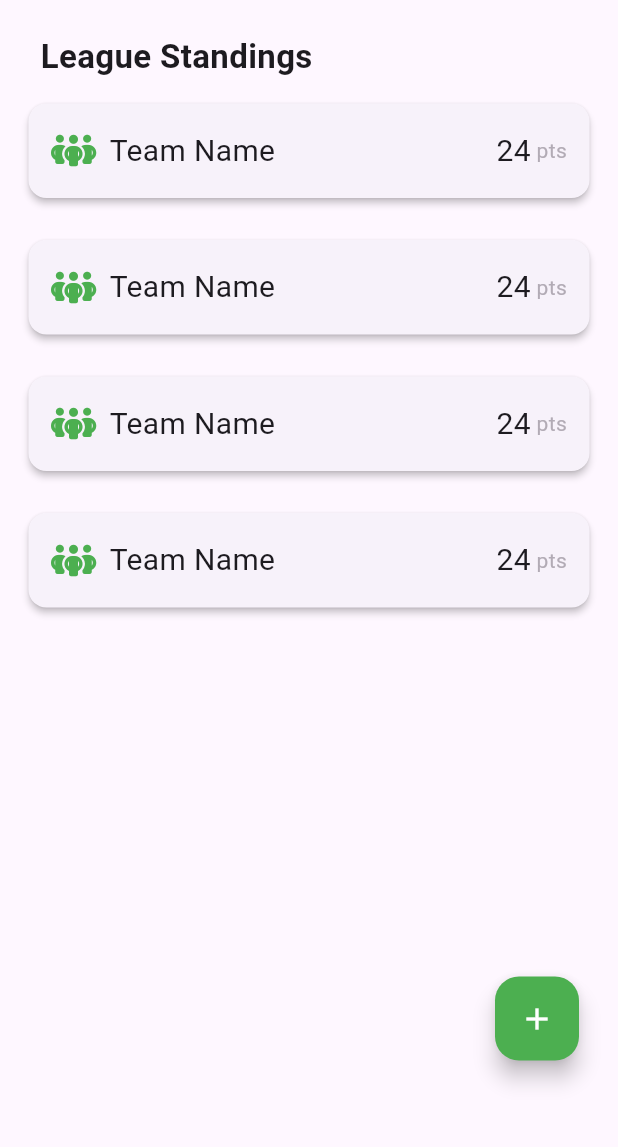
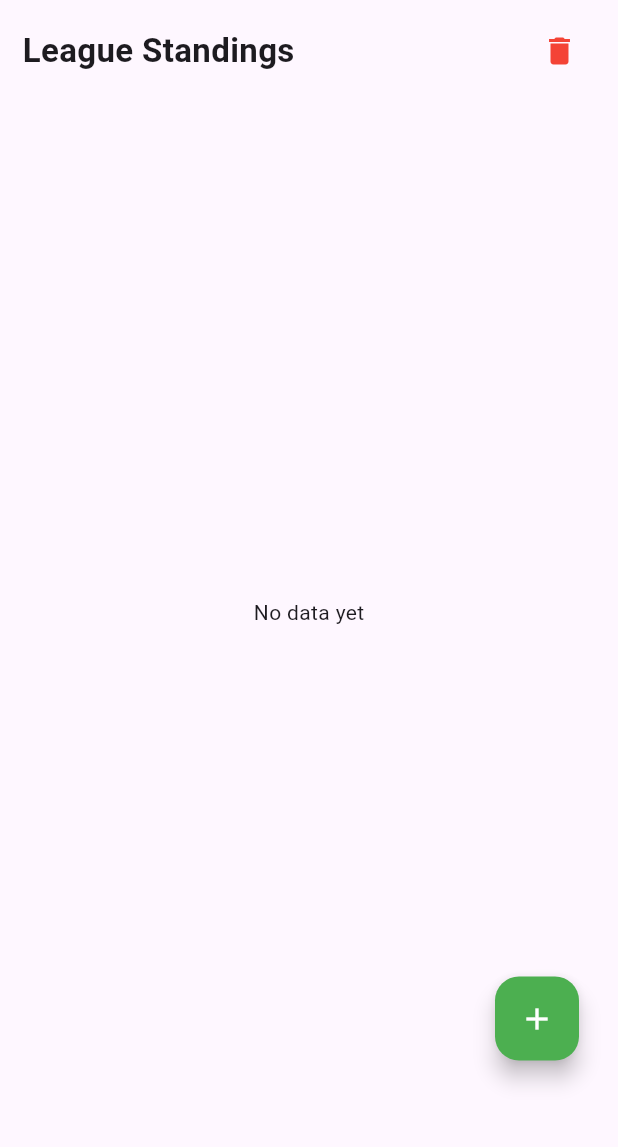
Before and after one commit to iYoussefAdly/league_track, a Flutter app: the screen it shows after launch, on a phone screen of 412 x 824 dp, the part 84-1231 px from its top. Run offline on Flutter 3.47's test engine with Material 3 defaults, Android fonts, the phone set to English and light mode, and no system bars; our stand-ins replace bloc, flutter_bloc, font_awesome_flutter, hive, hive_flutter; accounts and stored records are empty.

Commit message:
finish app

```diff
--- a/lib/main.dart
+++ b/lib/main.dart
@@ -10,7 +10,7 @@ import 'package:league_track/screens/standings_view.dart';
 void main() async {
   await Hive.initFlutter();
   Hive.registerAdapter(TeamModelAdapter());
-  await Hive.openBox(kTeamBox);
+ await Hive.openBox<TeamModel>(kTeamBox);
 
   runApp(const LeagueTrack());
 }
--- a/lib/widgets/standings_view_body.dart
+++ b/lib/widgets/standings_view_body.dart
@@ -1,4 +1,6 @@
 import 'package:flutter/material.dart';
+import 'package:flutter_bloc/flutter_bloc.dart';
+import 'package:league_track/cubits/cubit/standings_cubit.dart';
 import 'package:league_track/widgets/custom_title.dart';
 import 'package:league_track/widgets/team_info_item.dart';
 
@@ -8,20 +10,41 @@ class StandingsViewBody extends StatelessWidget {
   @override
   Widget build(BuildContext context) {
     return Padding(
-      padding: const EdgeInsets.symmetric(horizontal:15,vertical: 10 ),
+      padding: const EdgeInsets.symmetric(horizontal: 15, vertical: 10),
       child: Column(
         crossAxisAlignment: CrossAxisAlignment.start,
         children: [
-          Padding(
-            padding: const EdgeInsets.all(12),
-            child: CustomTitle(title: "League Standings",),
+          Row(
+            mainAxisAlignment: MainAxisAlignment.spaceBetween,
+            children: [
+              const CustomTitle(title: "League Standings"),
+              IconButton(
+                onPressed: () {
+                  BlocProvider.of<StandingsCubit>(context).clearAllTeams();
+                },
+                icon: Icon(Icons.delete, color: Colors.red),
+                tooltip: 'Clear all',
+              ),
+            ],
           ),
+
           Expanded(
-            child: ListView.builder(
-              itemCount: 4,
-              itemBuilder: (context, index) => TeamInfoItem(),
+            child: BlocBuilder<StandingsCubit, StandingsState>(
+              builder: (context, state) {
+                if (state is StandingsLoaded) {
+                  final teams = state.teams;
+                  return ListView.builder(
+                    itemCount: teams.length,
+                    itemBuilder: (context, index) {
+                      return TeamInfoItem(teamModel: teams[index]);
+                    },
+                  );
+                } else {
+                  return const Center(child: Text("No data yet"));
+                }
+              },
             ),
-          )
+          ),
         ],
       ),
     );
--- a/lib/widgets/team_info_item.dart
+++ b/lib/widgets/team_info_item.dart
@@ -1,10 +1,11 @@
 import 'package:flutter/material.dart';
 import 'package:font_awesome_flutter/font_awesome_flutter.dart';
 import 'package:league_track/constants.dart';
+import 'package:league_track/models/team_model.dart';
 
 class TeamInfoItem extends StatelessWidget {
-  const TeamInfoItem({super.key});
-
+  const TeamInfoItem({super.key, required this.teamModel});
+ final TeamModel teamModel;
   @override
   Widget build(BuildContext context) {
     return Padding(
@@ -22,10 +23,10 @@ class TeamInfoItem extends StatelessWidget {
               ),
               Padding(
                 padding: const EdgeInsets.only(left: 15),
-                child: Text('Team Name', style: TextStyle(fontSize: 20)),
+                child: Text(teamModel.teamName, style: TextStyle(fontSize: 20)),
               ),
               Spacer(flex: 1),
-              Text('24', style: TextStyle(fontSize: 20)),
+              Text(teamModel.points.toString(), style: TextStyle(fontSize: 20)),
               Padding(
                 padding: const EdgeInsets.only(right: 15),
                 child: Text(' pts', style: TextStyle(color: Color(0xffB2ABB5))),
```
Also changed, not shown: lib/cubits/cubit/standings_cubit.dart (+14 -7 lines).
